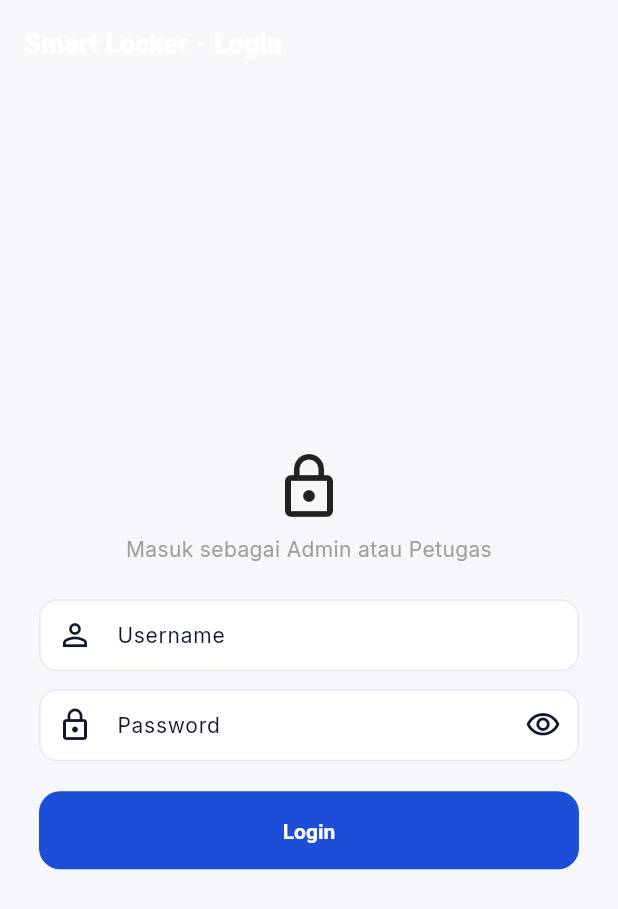
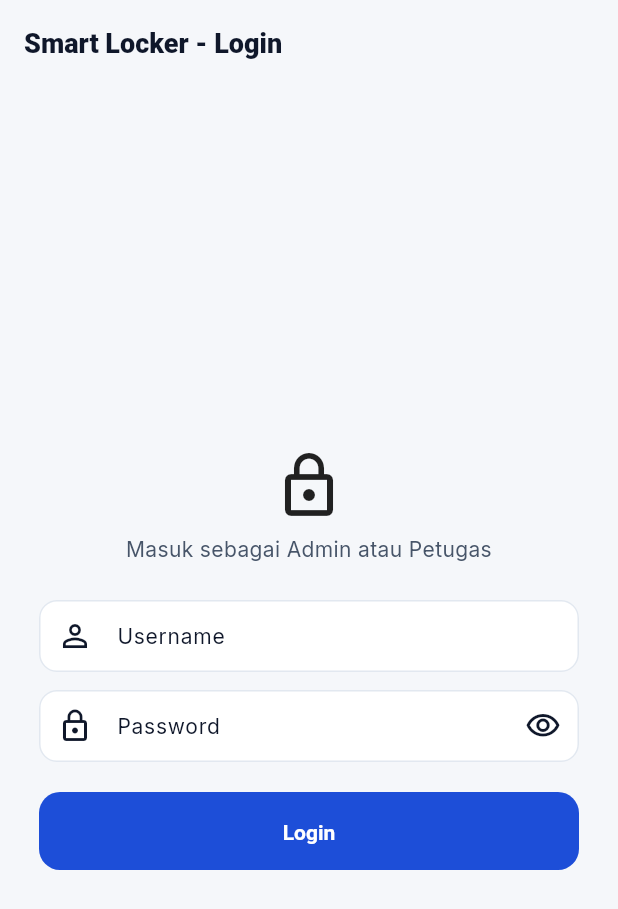
Before and after one commit to UUser404/Smart-locker, a Flutter app: the screen it shows after launch, on a phone screen of 412 x 824 dp. Shown: the top 909 px of the screen. Run offline on Flutter 3.47's test engine with Material 3 defaults, Android fonts, the phone set to English and light mode, and no system bars; our stand-ins replace firebase_core, firebase_messaging, flutter_local_notifications, google_fonts, shared_preferences; accounts and stored records are empty.

Commit message:
refactor: update color references and improve text styles across various screens

```diff
--- a/mprojectapp/lib/screens/admin_analytics_screen.dart
+++ b/mprojectapp/lib/screens/admin_analytics_screen.dart
@@ -468,7 +468,7 @@ class _AttentionBanner extends StatelessWidget {
                 ),
                 child: const Icon(
                   Icons.warning_amber_rounded,
-                  color: AppColors.warningMain,
+                  color: AppColors.warningText,
                 ),
               ),
               const SizedBox(width: AppSpace.s3),
--- a/mprojectapp/lib/screens/dashboard_screen.dart
+++ b/mprojectapp/lib/screens/dashboard_screen.dart
@@ -270,7 +270,7 @@ class _DashboardScreenState extends State<DashboardScreen>
         content: Text(body),
         duration: const Duration(seconds: 5),
         backgroundColor: isReminder
-            ? AppColors.warningMain
+            ? AppColors.warningStrong
             : AppColors.dangerMain,
         action: SnackBarAction(
           label: 'Lihat',
@@ -927,7 +927,7 @@ class _AttentionCard extends StatelessWidget {
                     ),
                     child: const Icon(
                       Icons.warning_amber_rounded,
-                      color: AppColors.warningMain,
+                      color: AppColors.warningText,
                     ),
                   ),
                   const SizedBox(width: AppSpace.s2),
@@ -976,7 +976,7 @@ class _AttentionCard extends StatelessWidget {
               child: FilledButton(
                 onPressed: onHandle,
                 style: FilledButton.styleFrom(
-                  backgroundColor: AppColors.warningMain,
+                  backgroundColor: AppColors.warningStrong,
                   foregroundColor: AppColors.neutralOnInverse,
                 ),
                 child: const Text('Tangani sekarang'),
--- a/mprojectapp/lib/screens/login_screen.dart
+++ b/mprojectapp/lib/screens/login_screen.dart
@@ -3,6 +3,7 @@ import '../models/session.dart';
 import '../services/api_service.dart';
 import '../services/auth_service.dart';
 import '../services/fcm_service.dart';
+import '../theme/app_tokens.dart';
 import 'admin_home_screen.dart';
 import 'dashboard_screen.dart';
 
@@ -72,15 +73,15 @@ class _LoginScreenState extends State<LoginScreen> {
   }
 
   Widget _buildBranding() {
-    return const Column(
+    return Column(
       mainAxisSize: MainAxisSize.min,
       children: [
-        Icon(Icons.lock_outline, size: 48),
-        SizedBox(height: 8),
+        const Icon(Icons.lock_outline, size: 48),
+        const SizedBox(height: 8),
         Text(
           'Masuk sebagai Admin atau Petugas',
           textAlign: TextAlign.center,
-          style: TextStyle(fontSize: 14, color: Colors.grey),
+          style: AppType.body.copyWith(color: AppColors.neutralTextBody),
         ),
       ],
     );
--- a/mprojectapp/lib/theme/app_theme.dart
+++ b/mprojectapp/lib/theme/app_theme.dart
@@ -120,13 +120,13 @@ ThemeData buildAppTheme() {
     colorScheme: scheme,
     scaffoldBackgroundColor: AppColors.neutralBg,
     textTheme: textTheme,
-    appBarTheme: const AppBarTheme(
+    appBarTheme: AppBarTheme(
       backgroundColor: AppColors.neutralBg,
       foregroundColor: AppColors.neutralInk,
       elevation: 0,
       scrolledUnderElevation: 0,
       toolbarHeight: AppSize.appBar,
-      titleTextStyle: AppType.title,
+      titleTextStyle: AppType.title.copyWith(color: AppColors.neutralInk),
     ),
     cardTheme: CardThemeData(
       color: AppColors.neutralSurface,
@@ -159,7 +159,7 @@ ThemeData buildAppTheme() {
         horizontal: AppSpace.s4,
         vertical: AppSpace.s3,
       ),
-      hintStyle: AppType.bodySm.copyWith(color: AppColors.neutralTextDisabled),
+      hintStyle: AppType.bodySm.copyWith(color: AppColors.neutralTextMuted),
       border: OutlineInputBorder(
         borderRadius: BorderRadius.circular(AppRadius.field),
         borderSide: const BorderSide(color: AppColors.neutralBorder),
--- a/mprojectapp/lib/theme/app_tokens.dart
+++ b/mprojectapp/lib/theme/app_tokens.dart
@@ -12,7 +12,7 @@ abstract final class AppColors {
   static const neutralBorderStrong = Color(0xFFCBD5E1);
   static const neutralInk = Color(0xFF0F172A);
   static const neutralTextBody = Color(0xFF475569);
-  static const neutralTextMuted = Color(0xFF64748B);
+  static const neutralTextMuted = Color(0xFF5F6B7A);
   static const neutralTextDisabled = Color(0xFF94A3B8);
   static const neutralInverse = Color(0xFF0F172A);
   static const neutralInverseRaised = Color(0xFF1E293B);
--- a/mprojectapp/lib/widgets/design_system_widgets.dart
+++ b/mprojectapp/lib/widgets/design_system_widgets.dart
@@ -219,7 +219,7 @@ class LockerSummaryCard extends StatelessWidget {
                   const SizedBox(width: AppSpace.s1),
                   const Icon(
                     Icons.chevron_right,
-                    color: AppColors.neutralTextDisabled,
+                    color: AppColors.neutralTextMuted,
                   ),
                 ],
               ),
@@ -263,7 +263,7 @@ class LockerSummaryCard extends StatelessWidget {
                         color: deviceStatus == null
                             ? AppColors.neutralTextMuted
                             : deviceStatus!.online
-                            ? AppColors.successMain
+                            ? AppColors.successText
                             : AppColors.dangerMain,
                       ),
                       maxLines: 1,
```
Also changed, not shown: mprojectapp/lib/screens/admin_audit_screen.dart (+5 -3 lines).
